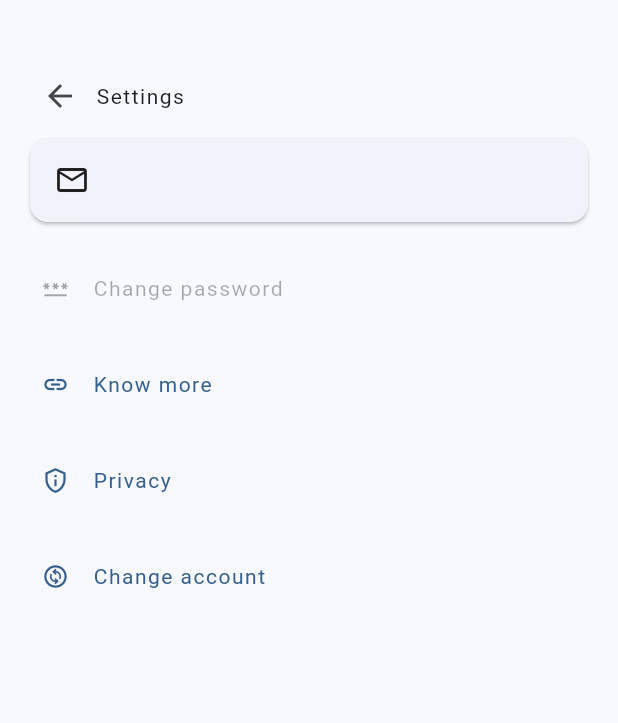
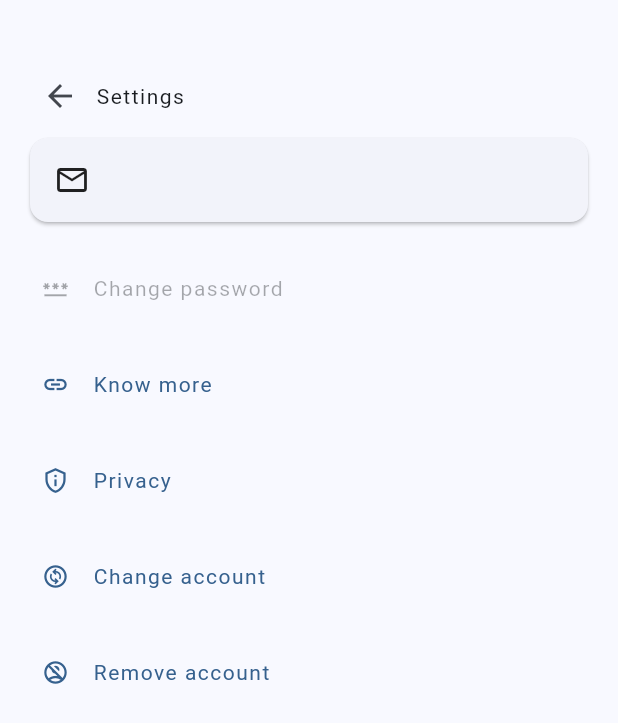
Before and after one commit to NetoBatista/password_manager, a Flutter app: the HomePage screen opened by its route, after a tap on the "settings" icon, on a phone screen of 412 x 824 dp. Shown: the top 723 px of the screen. Run offline on Flutter 3.47's test engine with Material 2 defaults, Android fonts, the phone set to English and light mode, and no system bars; our stand-ins replace cloud_firestore, firebase_auth, firebase_core, google_sign_in, localization, shared_preferences; accounts and stored records are empty.

Commit message:
remove account screen

```diff
--- a/lib/core/interface/ifirebase_service.dart
+++ b/lib/core/interface/ifirebase_service.dart
@@ -29,4 +29,6 @@ abstract class IFirebaseService {
   Future<void> sendPasswordResetEmail(String email);
 
   User getCurrentUser();
+
+  Future<void> deleteAccount();
 }
--- a/lib/core/interface/ipassword_service.dart
+++ b/lib/core/interface/ipassword_service.dart
@@ -12,5 +12,5 @@ abstract class IPasswordService {
 
   Future<void> remove(String id);
 
-  Future<void> removeAll(String id);
+  Future<void> removeAll();
 }
--- a/lib/core/service/firebase_service.dart
+++ b/lib/core/service/firebase_service.dart
@@ -78,4 +78,9 @@ class FirebaseService implements IFirebaseService {
   Future<void> sendPasswordResetEmail(String email) {
     return FirebaseAuth.instance.sendPasswordResetEmail(email: email);
   }
+
+  @override
+  Future<void> deleteAccount() {
+    return FirebaseAuth.instance.currentUser!.delete();
+  }
 }
--- a/lib/core/service/password_service.dart
+++ b/lib/core/service/password_service.dart
@@ -65,7 +65,7 @@ class PasswordService implements IPasswordService {
   }
 
   @override
-  Future<void> removeAll(String id) async {
+  Future<void> removeAll() async {
     var response = await _collectionReference.get();
     for (var doc in response.docs) {
       await doc.reference.delete();
--- a/lib/features/home/home_page.dart
+++ b/lib/features/home/home_page.dart
@@ -38,7 +38,9 @@ class _HomePageState extends State<HomePage> {
           return ValueListenableBuilder(
               valueListenable: _controller.passwordFilteredListNotifier,
               builder: (context, valuePasswordListNotifier, snapshot) {
-                return Padding(
+                return RefreshIndicator(
+                  onRefresh: _controller.getAllPassword,
+                  child: Padding(
                     padding: const EdgeInsets.fromLTRB(16, 40, 16, 16),
                     child: Column(
                       mainAxisAlignment: MainAxisAlignment.start,
@@ -59,6 +61,7 @@ class _HomePageState extends State<HomePage> {
                         buildPasswordItems(valuePasswordListNotifier),
                       ],
                     ),
+                  ),
                 );
               });
         },
@@ -74,7 +77,7 @@ class _HomePageState extends State<HomePage> {
         shrinkWrap: true,
         itemCount: valuePasswordListNotifier.length,
         itemBuilder: (BuildContext context, int index) {
-          var lastItem = index == 19;
+          var lastItem = index == valuePasswordListNotifier.length - 1;
           var passwordModel = valuePasswordListNotifier.elementAt(index);
           return Padding(
             padding: EdgeInsets.only(bottom: !lastItem ? 0 : 100),
--- a/lib/features/settings/settings_page.dart
+++ b/lib/features/settings/settings_page.dart
@@ -117,6 +117,21 @@ class _SettingsPageState extends State<SettingsPage> {
                     const Icon(Icons.change_circle_outlined),
                     const SizedBox(width: 16),
                     Text('change_account'.i18n()),
+                  ],
+                ),
+              ),
+              const SizedBox(height: 16),
+              TextButton(
+                onPressed: () => context.pushNamed('/remove_account'),
+                child: Row(
+                  children: [
+                    const Icon(
+                      Icons.no_accounts_outlined,
+                    ),
+                    const SizedBox(width: 16),
+                    Text(
+                      'remove_account'.i18n(),
+                    ),
                   ],
                 ),
               ),
--- a/lib/i18n/en_US.json
+++ b/lib/i18n/en_US.json
@@ -35,5 +35,6 @@
     "password_changed_successfully": "Password changed successfully",
     "too_many_requests": "Too many requests",
     "successfully_copied": "Successfully copied",
-    "remove": "Remove"
+    "remove": "Remove",
+    "remove_account": "Remove account"
 }
--- a/lib/i18n/pt_BR.json
+++ b/lib/i18n/pt_BR.json
@@ -35,5 +35,6 @@
     "password_changed_successfully": "Senha alterada com sucesso",
     "too_many_requests": "Muitas tentativas",
     "successfully_copied": "Copiado com sucesso",
-    "remove": "Remover"
+    "remove": "Remover",
+    "remove_account": "Remover conta"
 }
--- a/lib/main.dart
+++ b/lib/main.dart
@@ -6,6 +6,7 @@ import 'package:password_manager/features/home/home_page.dart';
 import 'package:password_manager/features/know_more/know_more_page.dart';
 import 'package:password_manager/features/login/login_page.dart';
 import 'package:password_manager/features/privacy/privacy_page.dart';
+import 'package:password_manager/features/remove_account/remove_account_page.dart';
 import 'package:password_manager/features/settings/settings_page.dart';
 
 void main() async {
@@ -65,6 +66,7 @@ class MyApp extends StatelessWidget {
         '/settings': (BuildContext context) => const SettingsPage(),
         '/know_more': (BuildContext context) => const KnowMorePage(),
         '/privacy': (BuildContext context) => const PrivacyPage(),
+        '/remove_account': (BuildContext context) => const RemoveAccountPage(),
       },
     );
   }
```
Also changed, not shown: lib/features/password/password_page.dart (+11 -4 lines), lib/features/remove_account/remove_account_controller.dart (added, +34 -0 lines), lib/features/remove_account/remove_account_page.dart (added, +109 -0 lines). Lines whose indentation alone changed are shown as unchanged.
